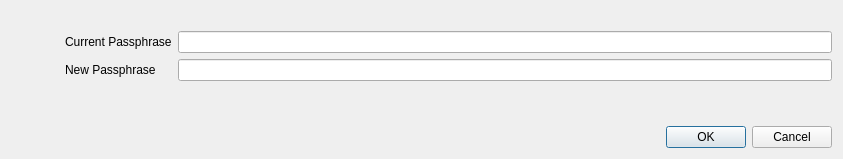
Old version of the form qonvince/ui/changepassphrasedialogue.ui in the repository darrenedale/Qonvince.
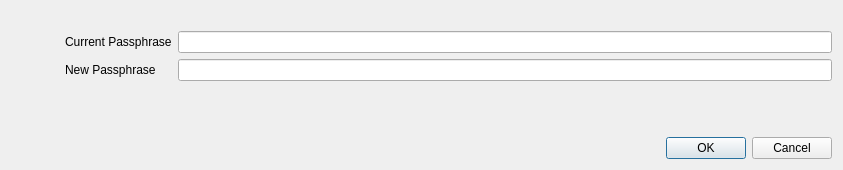
New version of the form. Icons and pictures are not drawn.

```diff
--- a/qonvince/ui/changepassphrasedialogue.ui
+++ b/qonvince/ui/changepassphrasedialogue.ui
@@ -7,7 +7,7 @@
     <x>0</x>
     <y>0</y>
     <width>843</width>
-    <height>159</height>
+    <height>170</height>
    </rect>
   </property>
   <property name="minimumSize">
```
Left out of the diff: 6 changed lines with no effect on the pictures.
